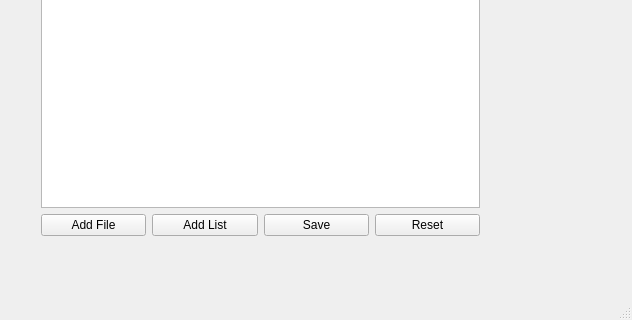
JroLuttringer/IHM_Lecteur_Audio, file serveur/mainwindow.ui: the form before one commit; both pictures show x 0 to 632 and y 281 to 601 of the 632 by 601 pixel window.
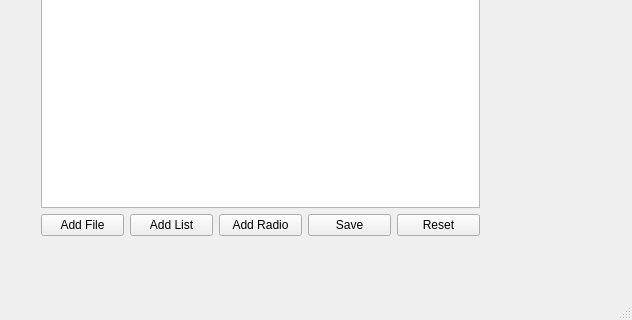
The form after the commit.

Patch:
```diff
--- a/serveur/mainwindow.ui
+++ b/serveur/mainwindow.ui
@@ -78,6 +78,13 @@
          </property>
         </widget>
        </item>
+       <item>
+        <widget class="QPushButton" name="pushButton">
+         <property name="text">
+          <string>Add Radio</string>
+         </property>
+        </widget>
+       </item>
        <item>
         <widget class="QPushButton" name="pushButton_save">
          <property name="text">
```
